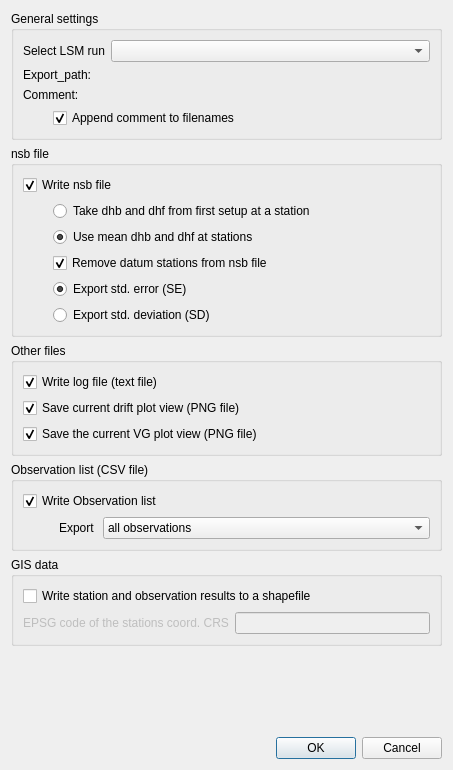
Above: gravtools/gui/dialog_export_results.ui from ahellers/GravTools before the change. Below: the same form after it.
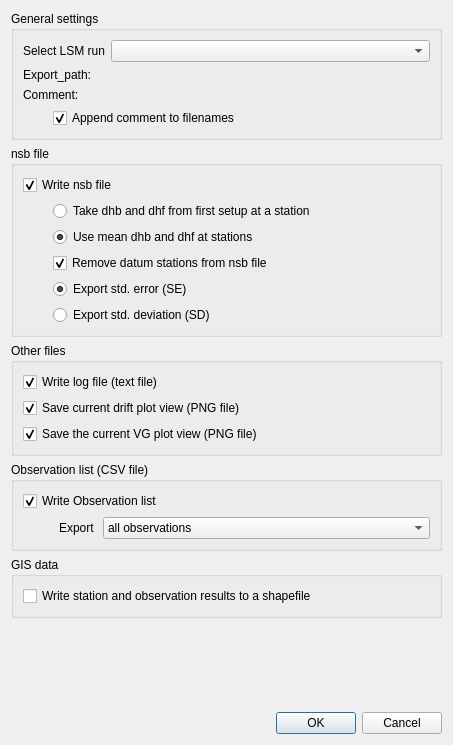
That is the form after the change.

Commit message: Added a dedicated dialog for gis data export settings.

The edit to the form file:
```diff
--- a/gravtools/gui/dialog_export_results.ui
+++ b/gravtools/gui/dialog_export_results.ui
@@ -7,7 +7,7 @@
     <x>0</x>
     <y>0</y>
     <width>453</width>
-    <height>770</height>
+    <height>745</height>
    </rect>
   </property>
   <property name="windowTitle">
@@ -382,33 +382,6 @@
         </property>
        </widget>
       </item>
-      <item>
-       <layout class="QFormLayout" name="formLayout_4">
-        <item row="0" column="0">
-         <widget class="QLabel" name="label_epsg_code">
-          <property name="enabled">
-           <bool>false</bool>
-          </property>
-          <property name="toolTip">
-           <string>&lt;html&gt;&lt;head/&gt;&lt;body&gt;&lt;p&gt;EPSG code that specifies the coordinate reference system (CRS) of the station coordinates declared in the input stations file.&lt;/p&gt;&lt;/body&gt;&lt;/html&gt;</string>
-          </property>
-          <property name="text">
-           <string>EPSG code of the stations coord. CRS</string>
-          </property>
-         </widget>
-        </item>
-        <item row="0" column="1">
-         <widget class="QLineEdit" name="lineEdit_epsg_code">
-          <property name="enabled">
-           <bool>false</bool>
-          </property>
-          <property name="toolTip">
-           <string>&lt;html&gt;&lt;head/&gt;&lt;body&gt;&lt;p&gt;EPSG code that specifies the coordinate reference system (CRS) of the station coordinates declared in the input stations file.&lt;/p&gt;&lt;/body&gt;&lt;/html&gt;</string>
-          </property>
-         </widget>
-        </item>
-       </layout>
-      </item>
      </layout>
     </widget>
    </item>
```
Left out of the diff: 34 changed lines with no effect on the pictures. The commit also changes 8 other files.
